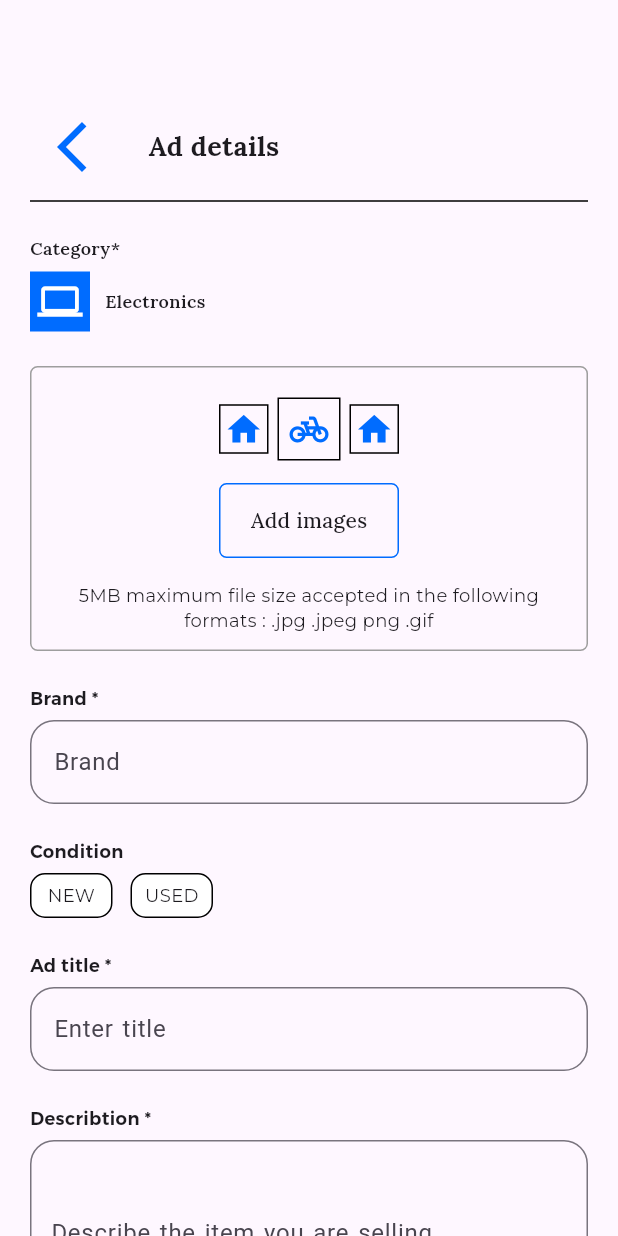
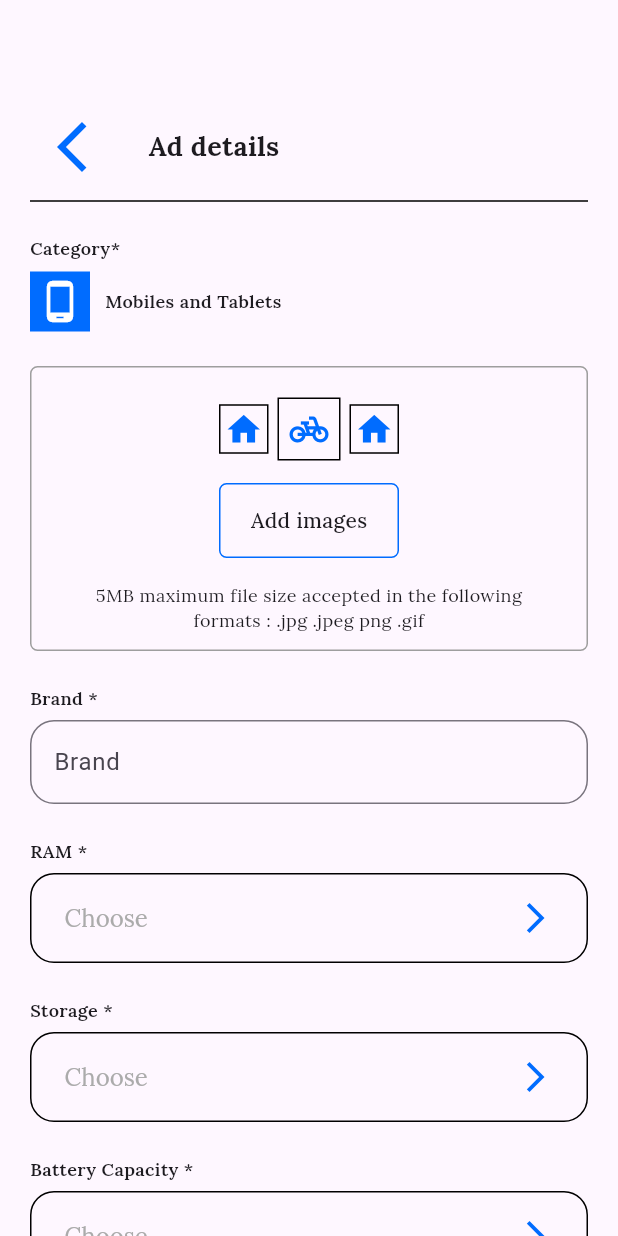
Before and after one commit to 3khaled3/snapDealsApp_readMe, a Flutter app: the AddView screen opened by its route, after a tap on "Mobiles and Tablets", on a phone screen of 412 x 824 dp. Run offline on Flutter 3.47's test engine with Material 3 defaults, Android fonts, the phone set to English and light mode, and no system bars; our stand-ins replace bloc, cloud_firestore, dartz, eva_icons_flutter, firebase_auth, firebase_database and 4 more; accounts and stored records are empty.

Commit message:
add ad details screen

```diff
--- a/lib/app/home_feature/view/pages/add_details.dart
+++ b/lib/app/home_feature/view/pages/add_details.dart
@@ -2,16 +2,25 @@ import 'package:flutter/material.dart';
 import 'package:snap_deals/app/auth_feature/view/widgets/custom_primary_button.dart';
 import 'package:snap_deals/app/auth_feature/view/widgets/custom_text_field.dart';
 import 'package:snap_deals/app/home_feature/view/widgets/custom_contanier.dart';
+import 'package:snap_deals/app/home_feature/view/widgets/custom_drop_down_button.dart';
 import 'package:snap_deals/app/home_feature/view/widgets/custom_header_add_view.dart';
 import 'package:snap_deals/core/extensions/context_extension.dart';
 import 'package:snap_deals/core/extensions/sized_box_extension.dart';
 import 'package:snap_deals/core/themes/app_colors.dart';
 import 'package:snap_deals/core/themes/text_styles.dart';
 
-class AddDetailsArgs {}
+class AddDetailsArgs {
+  final String title;
+  final IconData icon;
+
+  AddDetailsArgs({required this.title, required this.icon});
+}
 
 class AddDetailsView extends StatefulWidget {
-  const AddDetailsView({super.key, this.args});
+  const AddDetailsView({
+    super.key,
+    this.args,
+  });
   static const String routeName = '/add_route';
   final AddDetailsArgs? args;
 
@@ -50,15 +59,15 @@ class _AddDetailsViewState extends State<AddDetailsView> {
                     width: 40,
                     decoration:
                         const BoxDecoration(color: ColorsBox.brightBlue),
-                    child: const Icon(
-                      Icons.computer,
+                    child: Icon(
+                      widget.args!.icon,
                       color: ColorsBox.white,
                       size: 30,
                     ),
                   ),
                   10.pw,
                   Text(
-                    context.tr.electronics,
+                    widget.args!.title,
                     style: AppTextStyles.semiBold12()
                         .copyWith(fontFamily: AppTextStyles.fontFamilyLora),
                   ),
@@ -128,7 +137,8 @@ class _AddDetailsViewState extends State<AddDetailsView> {
                     16.ph,
                     Text(
                       context.tr.addImageDis,
-                      style: AppTextStyles.regular12(),
+                      style: AppTextStyles.regular12()
+                          .copyWith(fontFamily: AppTextStyles.fontFamilyLora),
                       textAlign: TextAlign.center,
                     ),
                   ],
@@ -137,14 +147,19 @@ class _AddDetailsViewState extends State<AddDetailsView> {
               23.ph,
               Text(
                 context.tr.brand,
-                style: AppTextStyles.semiBold12(),
+                style: AppTextStyles.semiBold12()
+                    .copyWith(fontFamily: AppTextStyles.fontFamilyLora),
               ),
               6.ph,
               CustomTextFormField(hintText: context.tr.brandHint),
+              widget.args!.title == context.tr.mobilesAndTablets
+                  ? _AddMobileDetails(context)
+                  : 0.ph,
               23.ph,
               Text(
                 context.tr.condition,
-                style: AppTextStyles.semiBold12(),
+                style: AppTextStyles.semiBold12()
+                    .copyWith(fontFamily: AppTextStyles.fontFamilyLora),
               ),
               6.ph,
               Row(
@@ -167,7 +182,8 @@ class _AddDetailsViewState extends State<AddDetailsView> {
                     height: 30,
                     backgroundColor: ColorsBox.white,
                     text: context.tr.used,
-                    textStyle: AppTextStyles.regular12(),
+                    textStyle: AppTextStyles.regular12()
+                        .copyWith(fontFamily: AppTextStyles.fontFamilyLora),
                     borderColor: Colors.black,
                     borderRadius: 10.0,
                     onTap: () {
@@ -179,14 +195,16 @@ class _AddDetailsViewState extends State<AddDetailsView> {
               23.ph,
               Text(
                 context.tr.adTitle,
-                style: AppTextStyles.semiBold12(),
+                style: AppTextStyles.semiBold12()
+                    .copyWith(fontFamily: AppTextStyles.fontFamilyLora),
               ),
               6.ph,
               CustomTextFormField(hintText: context.tr.enterTitle),
               23.ph,
               Text(
                 context.tr.describtion,
-                style: AppTextStyles.semiBold12(),
+                style: AppTextStyles.semiBold12()
+                    .copyWith(fontFamily: AppTextStyles.fontFamilyLora),
               ),
               6.ph,
               CustomTextFormField(
@@ -206,3 +224,35 @@ class _AddDetailsViewState extends State<AddDetailsView> {
     );
   }
 }
+
+_AddMobileDetails(BuildContext context) {
+  return Column(
+    crossAxisAlignment: CrossAxisAlignment.start,
+    children: [
+      23.ph,
+      Text(
+        context.tr.ramWord,
+        style: AppTextStyles.semiBold12()
+            .copyWith(fontFamily: AppTextStyles.fontFamilyLora),
+      ),
+      6.ph,
+      const CustomDropDownButton(index: 1),
+      23.ph,
+      Text(
+        context.tr.storageWord,
+        style: AppTextStyles.semiBold12()
+            .copyWith(fontFamily: AppTextStyles.fontFamilyLora),
+      ),
+      6.ph,
+      const CustomDropDownButton(index: 2),
+      23.ph,
+      Text(
+        context.tr.batteryCapacityWord,
+        style: AppTextStyles.semiBold12()
+            .copyWith(fontFamily: AppTextStyles.fontFamilyLora),
+      ),
+      6.ph,
+      const CustomDropDownButton(index: 3),
+    ],
+  );
+}
--- /dev/null
+++ b/lib/app/home_feature/view/widgets/custom_drop_down_button.dart
@@ -0,0 +1,85 @@
+import 'package:flutter/material.dart';
+import 'package:snap_deals/core/extensions/context_extension.dart';
+import 'package:snap_deals/core/themes/app_colors.dart';
+import 'package:snap_deals/core/themes/text_styles.dart';
+
+class CustomDropDownButton extends StatefulWidget {
+  const CustomDropDownButton({super.key, required this.index});
+  final int index;
+
+  @override
+  State<CustomDropDownButton> createState() => _CustomDropDownButtonState();
+}
+
+class _CustomDropDownButtonState extends State<CustomDropDownButton> {
+  String? newValue;
+  List<DropdownMenuItem<String>> ramItems = [
+    const DropdownMenuItem(value: 'less_than_1', child: Text('Less than 1')),
+    const DropdownMenuItem(value: '1', child: Text('1')),
+    const DropdownMenuItem(value: '2', child: Text('2')),
+    const DropdownMenuItem(value: '3', child: Text('3')),
+    const DropdownMenuItem(value: '4', child: Text('4')),
+    const DropdownMenuItem(value: '6', child: Text('6')),
+    const DropdownMenuItem(value: '8', child: Text('8')),
+    const DropdownMenuItem(value: '12', child: Text('12')),
+    const DropdownMenuItem(value: '16', child: Text('16')),
+    const DropdownMenuItem(value: 'more_than_16', child: Text('More than 16')),
+  ];
+  List<DropdownMenuItem<String>> storageItems = [
+    const DropdownMenuItem(value: 'below_1000', child: Text('Below 1000 mAH')),
+    const DropdownMenuItem(value: '1000', child: Text('(+) 1000 mAH')),
+    const DropdownMenuItem(value: '2000', child: Text('(+) 2000 mAH')),
+    const DropdownMenuItem(value: '3000', child: Text('(+) 3000 mAH')),
+    const DropdownMenuItem(value: '4000', child: Text('(+) 4000 mAH')),
+    const DropdownMenuItem(value: '5000', child: Text('(+) 5000 mAH')),
+  ];
+  List<DropdownMenuItem<String>> batteryCapacityItems = [
+    const DropdownMenuItem(value: 'less_than_8', child: Text('Less than 8 GB')),
+    const DropdownMenuItem(value: '8', child: Text('8 GB')),
+    const DropdownMenuItem(value: '16', child: Text('16 GB')),
+    const DropdownMenuItem(value: '32', child: Text('32 GB')),
+    const DropdownMenuItem(value: '64', child: Text('64 GB')),
+    const DropdownMenuItem(value: '128', child: Text('128 GB')),
+    const DropdownMenuItem(value: '256', child: Text('256 GB')),
+    const DropdownMenuItem(value: '512', child: Text('512 GB')),
+    const DropdownMenuItem(value: '1_tb', child: Text('1 TB')),
+    const DropdownMenuItem(
+        value: 'more_than_1_tb', child: Text('More than 1 TB')),
+  ];
+
+  @override
+  Widget build(BuildContext context) {
+    return Container(
+      padding: const EdgeInsets.symmetric(horizontal: 22),
+      height: 60,
+      decoration: BoxDecoration(
+        border: Border.all(color: ColorsBox.black),
+        borderRadius: BorderRadius.circular(16),
+      ),
+      child: Center(
+        child: DropdownButton<String>(
+          items: widget.index == 1
+              ? ramItems
+              : widget.index == 2
+                  ? storageItems
+                  : batteryCapacityItems,
+          icon: const Icon(
+            Icons.arrow_forward_ios,
+            color: ColorsBox.brightBlue,
+          ),
+          hint: Text(
+            context.tr.choose,
+            style: AppTextStyles.regular16().copyWith(
+                fontFamily: AppTextStyles.fontFamilyLora,
+                color: ColorsBox.greyish),
+          ),
+          value: newValue,
+          underline: const SizedBox(),
+          isExpanded: true,
+          style: AppTextStyles.regular16().copyWith(color: ColorsBox.slateGrey),
+          onChanged: (String? value) => setState(() => newValue = value!),
+        ),
+      ),
+    );
+  }
+}
--- a/lib/core/localization/l10n/intl_en.arb
+++ b/lib/core/localization/l10n/intl_en.arb
@@ -100,5 +100,9 @@
     "adTitle":"Ad title *",
     "enterTitle":"Enter title",
     "describtion":"Describtion *",
-    "describtionHint":"Describe the item you are selling"
+    "describtionHint":"Describe the item you are selling",
+    "ramWord":"RAM *",
+    "storageWord":"Storage *",
+    "batteryCapacityWord":"Battery Capacity *",
+    "choose":"Choose"
 }
```
Also changed, not shown: lib/app/home_feature/view/pages/add_view.dart (+33 -14 lines), lib/core/localization/l10n/intl_ar.arb (+22 -1 lines), lib/core/localization/generated/intl/messages_ar.dart, lib/core/localization/generated/intl/messages_en.dart, lib/core/localization/generated/l10n.dart.
